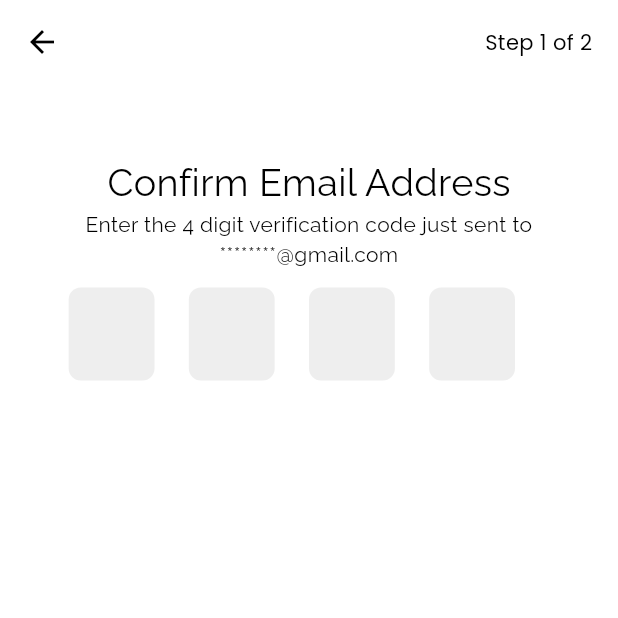
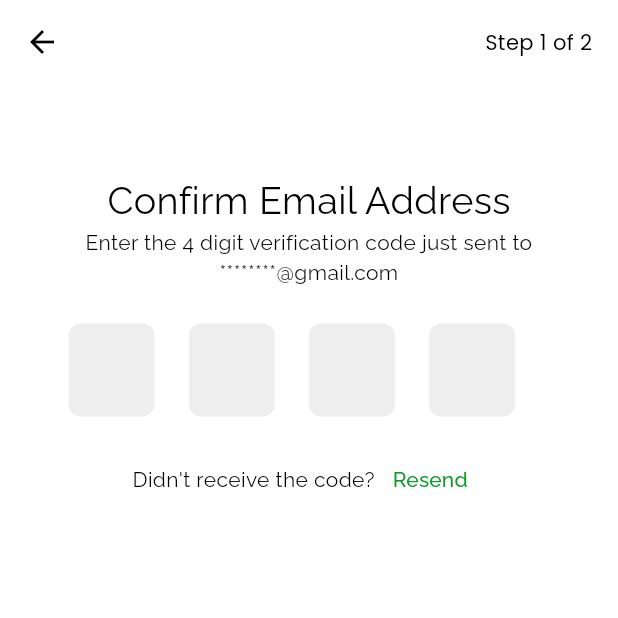
Before and after one commit to OstrichFarmer/hotel_it, a Flutter app: the ConfirmEmailOtpView screen opened by its route, on a phone screen of 412 x 824 dp, the top half of it. Run offline on Flutter 3.47's test engine with Material 3 defaults, Android fonts, the phone set to English and light mode, and no system bars; our stand-ins replace flutter_screenutil, google_fonts, logger, stacked, stacked_services, stacked_shared.

Commit message:
feat/completed the email otp view

```diff
--- a/lib/views/confirm_email/confirm_email_view.dart
+++ b/lib/views/confirm_email/confirm_email_view.dart
@@ -1,6 +1,7 @@
 import 'package:flutter/material.dart';
 import 'package:flutter_screenutil/flutter_screenutil.dart';
 import 'package:google_fonts/google_fonts.dart';
+import 'package:hotel_it/services/network/constant.dart';
 import 'package:hotel_it/views/confirm_email/confirm_email_viewmodel.dart';
 import 'package:hotel_it/widgets/custom_otp.dart';
 import 'package:stacked/stacked.dart';
@@ -34,7 +35,7 @@ class ConfirmEmailOtpView extends StatelessWidget {
             ),
             body: Padding(
               padding: EdgeInsets.only(
-                top: 40.h,
+                top: 50.h,
                 right: 15.w,
                 left: 15.w,
               ),
@@ -54,9 +55,27 @@ class ConfirmEmailOtpView extends StatelessWidget {
                       style: GoogleFonts.raleway(),
                     ),
                     SizedBox(
-                      height: 10.h,
+                      height: 20.h,
                     ),
-                    const OTPField()
+                    const OTPField(),
+                    SizedBox(
+                      height: 15.h,
+                    ),
+                    Row(
+                      mainAxisAlignment: MainAxisAlignment.center,
+                      children: [
+                        Text(
+                          "Didn't receive the code?",
+                          style: GoogleFonts.raleway(),
+                        ),
+                        TextButton(
+                            onPressed: () {},
+                            child: Text(
+                              "Resend",
+                              style: GoogleFonts.raleway(color: primaryColor),
+                            ))
+                      ],
+                    )
                   ],
                 ),
               ),
```
